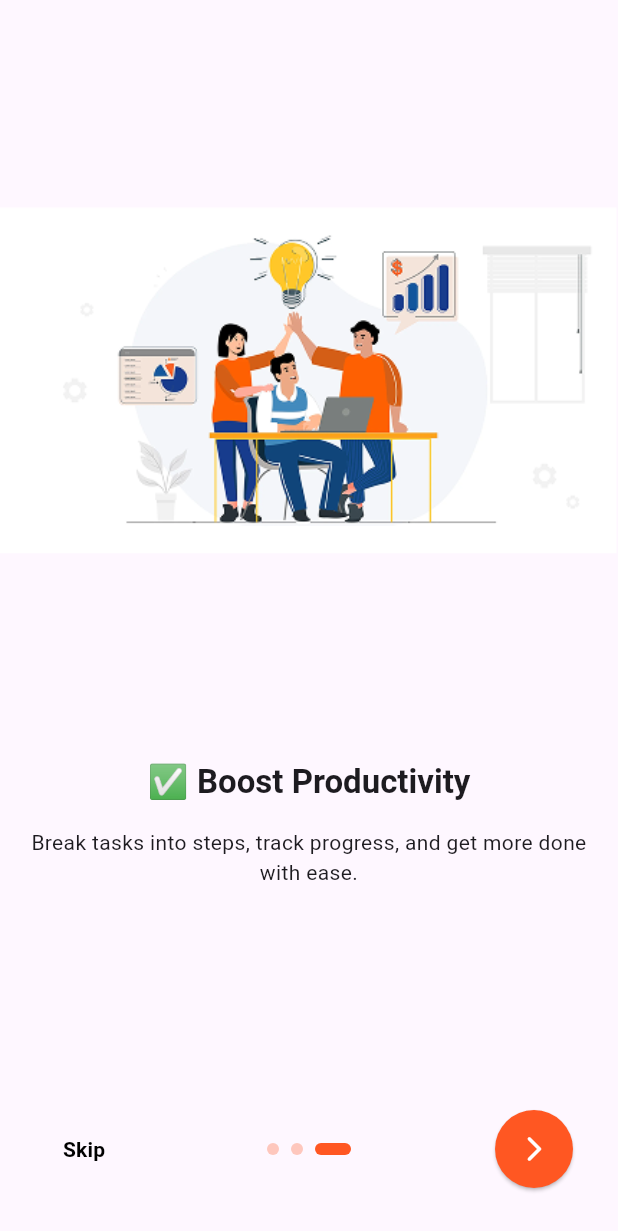
After one commit to MaharajMM/taskly, a Flutter app: the OnboardingView screen opened directly, after a tap on "Skip", after a tap on the "arrow forward ios" icon, on a phone screen of 412 x 824 dp. The commit adds this screen. Shown: the top 1231 px of the screen. Run offline on Flutter 3.47's test engine with Material 3 defaults, Android fonts, the phone set to English and light mode, and no system bars; our stand-ins replace another_flushbar, auto_route, dio, flash, flex_color_scheme, flutter_riverpod and 7 more; missing offline and left inert: duration, flutter_displaymode, flutter_secure_storage_x, platform_info, slang, talker_dio_logger and 1 more; accounts and stored records are empty; generated files the repository leaves out were written again; statements that could not run were skipped.

Commit message:
Add onboarding page

```diff
--- a/lib/const/resource.dart
+++ b/lib/const/resource.dart
@@ -3,6 +3,18 @@
 // ignore_for_file: constant_identifier_names
 class R {
   const R._();
+
+  /// ![preview](file:///Users/maharajmadanmohan/Desktop/Development/assignments/taskly/assets/illustrations/onboarding-1.png)
+  static const String ASSETS_ILLUSTRATIONS_ONBOARDING_1_PNG =
+      'assets/illustrations/onboarding-1.png';
+
+  /// ![preview](file:///Users/maharajmadanmohan/Desktop/Development/assignments/taskly/assets/illustrations/onboarding-2.png)
+  static const String ASSETS_ILLUSTRATIONS_ONBOARDING_2_PNG =
+      'assets/illustrations/onboarding-2.png';
+
+  /// ![preview](file:///Users/maharajmadanmohan/Desktop/Development/assignments/taskly/assets/illustrations/onboarding-3.png)
+  static const String ASSETS_ILLUSTRATIONS_ONBOARDING_3_PNG =
+      'assets/illustrations/onboarding-3.png';
 
   /// ![preview](file:///Users/maharajmadanmohan/Desktop/Development/assignments/taskly/assets/images/bottom-left-white-blurred.png)
   static const String ASSETS_IMAGES_BOTTOM_LEFT_WHITE_BLURRED_PNG =
--- a/lib/core/router/router.dart
+++ b/lib/core/router/router.dart
@@ -7,9 +7,13 @@ class AppRouter extends RootStackRouter {
   @override
   late final List<AutoRoute> routes = [
     AutoRoute(
-      page: HomeRoute.page,
+      page: OnboardingRoute.page,
       path: '/',
       initial: true,
     ),
+    AutoRoute(
+      page: HomeRoute.page,
+      path: '/home',
+    ),
   ];
 }
--- /dev/null
+++ b/lib/data/models/onboarding_model.dart
@@ -0,0 +1,63 @@
+import 'dart:convert';
+
+class OnboardingModel {
+  String imageUrl;
+  String headline;
+  String description;
+  OnboardingModel({
+    required this.imageUrl,
+    required this.headline,
+    required this.description,
+  });
+
+  OnboardingModel copyWith({
+    String? imageUrl,
+    String? headline,
+    String? description,
+  }) {
+    return OnboardingModel(
+      imageUrl: imageUrl ?? this.imageUrl,
+      headline: headline ?? this.headline,
+      description: description ?? this.description,
+    );
+  }
+
+  Map<String, dynamic> toMap() {
+    return {
+      'imageUrl': imageUrl,
+      'headline': headline,
+      'description': description,
+    };
+  }
+
+  factory OnboardingModel.fromMap(Map<String, dynamic> map) {
+    return OnboardingModel(
+      imageUrl: map['imageUrl'] ?? '',
+      headline: map['headline'] ?? '',
+      description: map['description'] ?? '',
+    );
+  }
+
+  String toJson() => json.encode(toMap());
+
+  factory OnboardingModel.fromJson(String source) =>
+      OnboardingModel.fromMap(json.decode(source));
+
+  @override
+  String toString() =>
+      'OnboardingData(imageUrl: $imageUrl, headline: $headline, description: $description)';
+
+  @override
+  bool operator ==(Object other) {
+    if (identical(this, other)) return true;
+
+    return other is OnboardingModel &&
+        other.imageUrl == imageUrl &&
+        other.headline == headline &&
+        other.description == description;
+  }
+
+  @override
+  int get hashCode =>
+      imageUrl.hashCode ^ headline.hashCode ^ description.hashCode;
+}
--- /dev/null
+++ b/lib/features/onboarding/view/onboarding_page.dart
@@ -0,0 +1,175 @@
+import 'package:auto_route/auto_route.dart';
+import 'package:flutter/material.dart';
+import 'package:taskly/const/app_defaults.dart';
+import 'package:taskly/const/colors/app_colors.dart';
+import 'package:taskly/const/resource.dart';
+import 'package:taskly/core/router/router.gr.dart';
+
+import '../../../data/models/onboarding_model.dart';
+import 'widgets/onboarding_widget.dart';
+
+class OnboardingData {
+  static List<OnboardingModel> items = [
+    OnboardingModel(
+      imageUrl: R.ASSETS_ILLUSTRATIONS_ONBOARDING_1_PNG,
+      headline: '📌Stay Organized & Focused',
+      description: 'Easily create, manage, and prioritize your tasks to stay on top of your day.',
+    ),
+    OnboardingModel(
+      imageUrl: R.ASSETS_ILLUSTRATIONS_ONBOARDING_2_PNG,
+      headline: '⏳ Never Miss a Deadline',
+      description: 'Set reminders and due dates to keep track of important tasks effortlessly.',
+    ),
+    OnboardingModel(
+      imageUrl: R.ASSETS_ILLUSTRATIONS_ONBOARDING_3_PNG,
+      headline: '✅ Boost Productivity',
+      description: 'Break tasks into steps, track progress, and get more done with ease.',
+    ),
+  ];
+}
+
+@RoutePage()
+class OnboardingPage extends StatelessWidget {
+  const OnboardingPage({super.key});
+
+  @override
+  Widget build(BuildContext context) {
+    return OnboardingView();
+  }
+}
+
+class OnboardingView extends StatefulWidget {
+  const OnboardingView({super.key});
+
+  @override
+  State<OnboardingView> createState() => _OnboardingViewState();
+}
+
+class _OnboardingViewState extends State<OnboardingView> {
+  int currentPage = 0;
+  late PageController controller;
+  List<OnboardingModel> items = OnboardingData.items;
+
+  onPageChange(int value) {
+    currentPage = value;
+    setState(() {});
+  }
+
+  _gotoNextPage() {
+    if (currentPage < items.length - 1) {
+      controller.nextPage(
+        duration: Duration(milliseconds: 500),
+        curve: Curves.easeInOutCubic,
+      );
+    } else {
+      _gotoLoginSignUp();
+    }
+  }
+
+  _gotoLoginSignUp() {
+    context.navigateTo(HomeRoute());
+  }
+
+  @override
+  void initState() {
+    super.initState();
+    controller = PageController();
+  }
+
+  @override
+  void dispose() {
+    controller.dispose();
+    super.dispose();
+  }
+
+  @override
+  Widget build(BuildContext context) {
+    return Scaffold(
+      body: SafeArea(
+        child: Column(
+          mainAxisAlignment: MainAxisAlignment.spaceEvenly,
+          children: [
+            // const Spacer(),
+            Expanded(
+              flex: 8,
+              child: PageView.builder(
+                onPageChanged: onPageChange,
+                itemCount: items.length,
+                controller: controller,
+                physics: const BouncingScrollPhysics(
+                  parent: AlwaysScrollableScrollPhysics(),
+                ),
+                itemBuilder: (context, index) {
+                  return OnboardingWidget(data: items[index]);
+                },
+              ),
+            ),
+            // const Spacer(),
+            Padding(
+              padding: const EdgeInsets.symmetric(horizontal: 24.0, vertical: 16.0),
+              child: Row(
+                mainAxisAlignment: MainAxisAlignment.spaceBetween,
+                children: [
+                  // Skip button (left)
+                  TextButton(
+                    onPressed: () {
+                      // Skip to the last page
+                      controller.animateToPage(
+                        items.length - 1,
+                        duration: const Duration(milliseconds: 500),
+                        curve: Curves.easeInOut,
+                      );
+                    },
+                    child: Text(
+                      'Skip',
+                      style: TextStyle(
+                        color: AppColors.kBlack,
+                        fontWeight: FontWeight.w600,
+                      ),
+                    ),
+                  ),
+
+                  // Page indicators (middle)
+                  Row(
+                    mainAxisSize: MainAxisSize.min,
+                    children: List.generate(
+                      items.length,
+                      (index) => AnimatedContainer(
+                        duration: const Duration(milliseconds: 300),
+                        margin: const EdgeInsets.symmetric(horizontal: 4),
+                        height: 8,
+                        width: currentPage == index ? 24 : 8,
+                        decoration: BoxDecoration(
+                          color: currentPage == index
+                              ? AppColors.kPrimaryColor
+                              : AppColors.kPrimaryColor.withValues(alpha: 0.3),
+                          borderRadius: BorderRadius.circular(4),
+                        ),
+                      ),
+                    ),
+                  ),
+
+                  // Next button (right)
+                  ElevatedButton(
+                    onPressed: _gotoNextPage,
+                    style: ElevatedButton.styleFrom(
+                      shape: const CircleBorder(),
+                      backgroundColor: AppColors.kPrimaryColor,
+                      padding: const EdgeInsets.all(16),
+                    ),
+                    child: Icon(
+                      Icons.arrow_forward_ios_rounded,
+                      color: AppColors.kwhite,
+                      size: 20,
+                    ),
+                  ),
+                ],
+              ),
+            ),
+            const SizedBox(height: AppDefaults.padding),
+          ],
+        ),
+      ),
+    );
+  }
+}
--- /dev/null
+++ b/lib/features/onboarding/view/widgets/onboarding_widget.dart
@@ -0,0 +1,62 @@
+import 'package:flutter/material.dart';
+import 'package:taskly/const/app_defaults.dart';
+import 'package:taskly/shared/widget/animations/slide_animation_builder.dart';
+
+import '../../../../data/models/onboarding_model.dart';
+
+class OnboardingWidget extends StatelessWidget {
+  const OnboardingWidget({
+    super.key,
+    required this.data,
+  });
+
+  final OnboardingModel data;
+
+  @override
+  Widget build(BuildContext context) {
+    return Column(
+      crossAxisAlignment: CrossAxisAlignment.start,
+      mainAxisAlignment: MainAxisAlignment.spaceEvenly,
+      children: [
+        Container(
+          decoration: BoxDecoration(
+            borderRadius: BorderRadius.only(
+              bottomLeft: Radius.circular(30),
+              bottomRight: Radius.circular(30),
+            ),
+            // color: AppColors.kPrimaryColor,
+          ),
+          width: MediaQuery.of(context).size.width / 0.1,
+          height: MediaQuery.of(context).size.height / 3,
+          child: Image.asset(
+            data.imageUrl,
+            fit: BoxFit.contain,
+          ),
+        ),
+        Column(
+          mainAxisAlignment: MainAxisAlignment.center,
+          children: [
+            SlideAnimationBuilder(
+              delay: const Duration(milliseconds: 250),
+              child: Text(
+                data.headline,
+                style:
+                    Theme.of(context).textTheme.titleLarge?.copyWith(fontWeight: FontWeight.bold),
+              ),
+            ),
+            Padding(
+              padding: const EdgeInsets.all(AppDefaults.padding),
+              child: SlideAnimationBuilder(
+                delay: const Duration(milliseconds: 400),
+                child: Text(
+                  data.description,
+                  textAlign: TextAlign.center,
+                ),
+              ),
+            ),
+          ],
+        ),
+      ],
+    );
+  }
+}
```
Also changed, not shown: assets/illustrations/onboarding-1.png (added), assets/illustrations/onboarding-2.png (added), assets/illustrations/onboarding-3.png (added), lib/core/router/router.gr.dart, lib/i18n/strings.g.dart.
